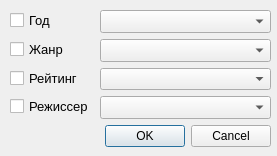
gg-master/Cinema_prj, file ui_files/filter.ui: the form before one commit.
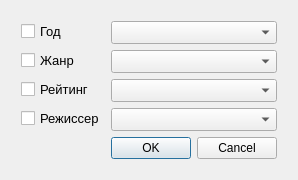
The form after the commit.

```diff
--- a/ui_files/filter.ui
+++ b/ui_files/filter.ui
@@ -6,22 +6,15 @@
    <rect>
     <x>0</x>
     <y>0</y>
-    <width>277</width>
-    <height>156</height>
+    <width>281</width>
+    <height>173</height>
    </rect>
   </property>
   <property name="windowTitle">
    <string>Form</string>
   </property>
-  <widget class="QWidget" name="layoutWidget">
-   <property name="geometry">
-    <rect>
-     <x>0</x>
-     <y>0</y>
-     <width>281</width>
-     <height>157</height>
-    </rect>
-   </property>
+  <layout class="QHBoxLayout" name="horizontalLayout">
+   <item>
    <layout class="QFormLayout" name="formLayout">
     <property name="leftMargin">
      <number>10</number>
@@ -139,7 +132,8 @@
      </widget>
     </item>
    </layout>
-  </widget>
+   </item>
+  </layout>
  </widget>
  <resources/>
  <connections/>
```
Lines whose indentation alone changed are shown as unchanged.
